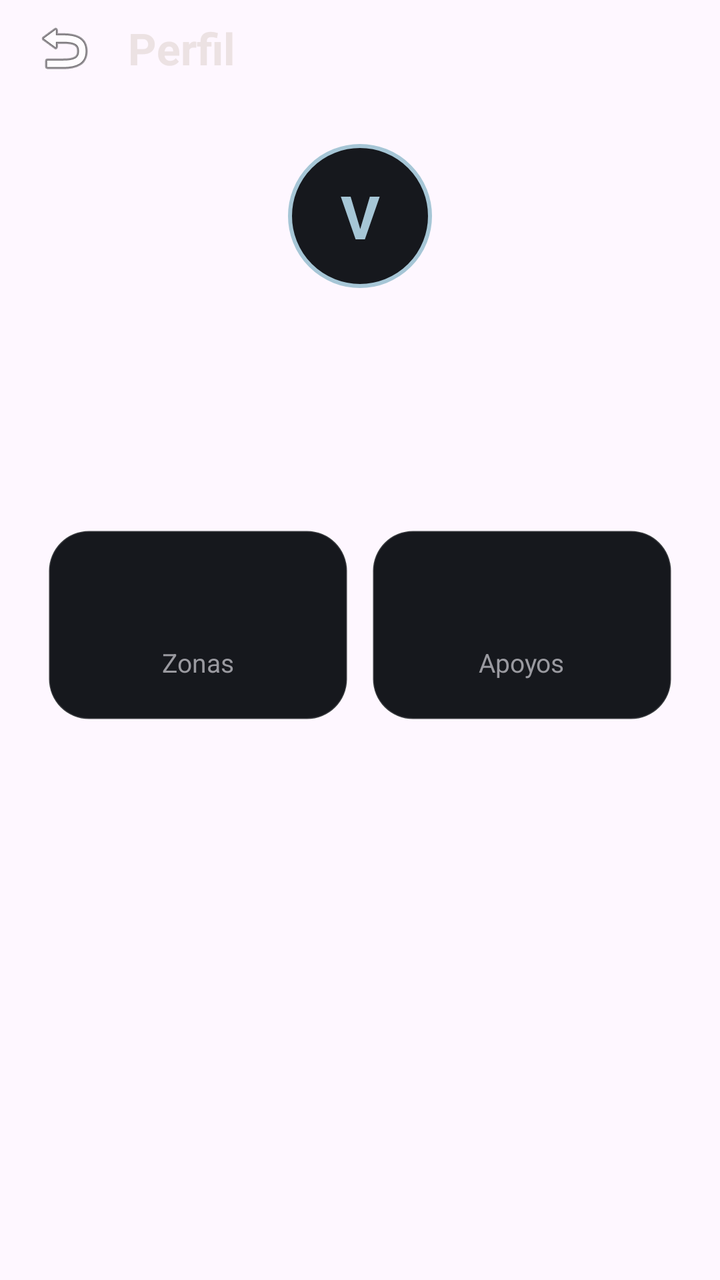
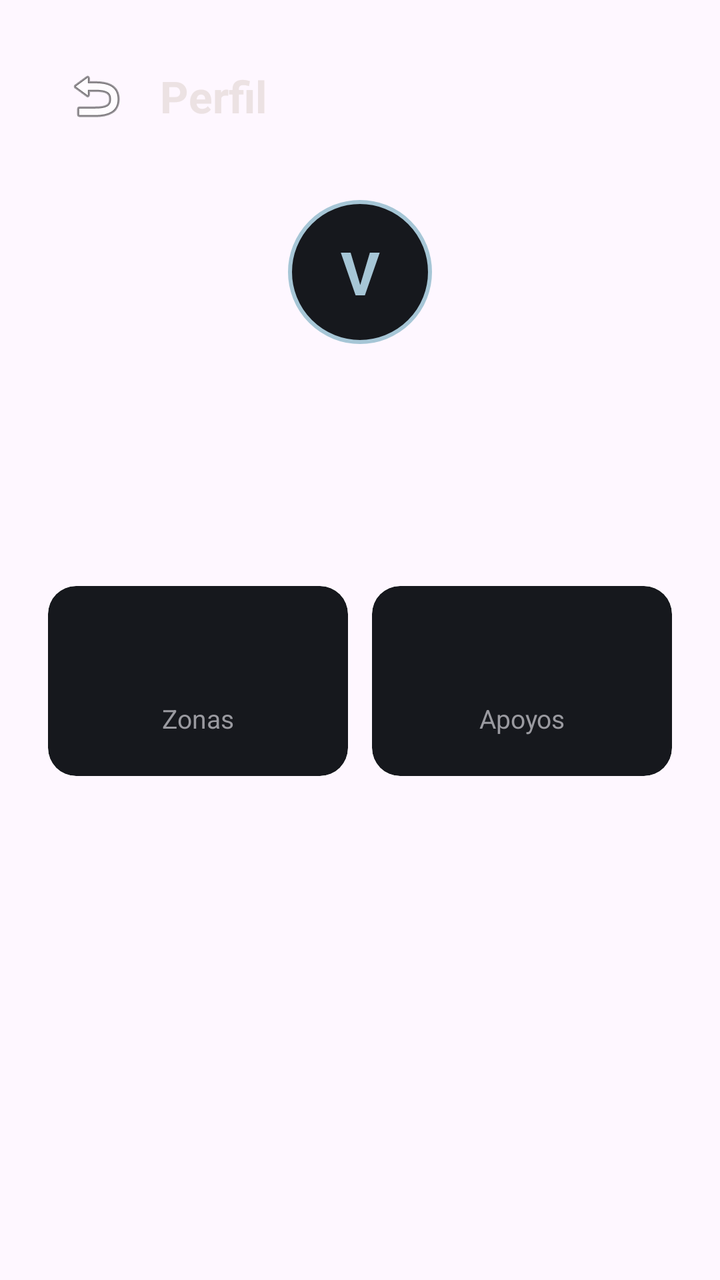

Two renders of the same Android screen: before a commit and after it. Below are the layout's source before the change and the commit's diff.
<!-- AndroidManifest.xml: application theme Theme.Android1 -->
<!-- res/layout/activity_perfil.xml -->
<?xml version="1.0" encoding="utf-8"?>
<LinearLayout xmlns:android="http://schemas.android.com/apk/res/android"
    android:layout_width="match_parent"
    android:layout_height="match_parent"
    android:orientation="vertical">

    <LinearLayout
        android:layout_width="match_parent"
        android:layout_height="wrap_content"
        android:gravity="center_vertical"
        android:orientation="horizontal"
        android:paddingStart="8dp"
        android:paddingEnd="16dp">

        <ImageButton
            android:id="@+id/botonVolver"
            android:layout_width="48dp"
            android:layout_height="48dp"
            android:background="?attr/selectableItemBackgroundBorderless"
            android:contentDescription="@string/volver"
            android:src="@android:drawable/ic_menu_revert" />

        <TextView
            android:layout_width="wrap_content"
            android:layout_height="wrap_content"
            android:layout_marginStart="8dp"
            android:text="@string/titulo_perfil"
            android:textColor="@color/textoPrimario"
            android:textSize="22sp"
            android:textStyle="bold" />

    </LinearLayout>

    <ScrollView
        android:layout_width="match_parent"
        android:layout_height="0dp"
        android:layout_weight="1">

        <LinearLayout
            android:layout_width="match_parent"
            android:layout_height="wrap_content"
            android:orientation="vertical"
            android:padding="24dp">

            <TextView
                android:layout_width="72dp"
                android:layout_height="72dp"
                android:layout_gravity="center_horizontal"
                android:background="@drawable/avatar_circulo"
                android:gravity="center"
                android:text="@string/perfil_inicial"
                android:textColor="@color/acentoCielo"
                android:textSize="30sp"
                android:textStyle="bold" />

            <TextView
                android:id="@+id/perfilNombre"
                android:layout_width="match_parent"
                android:layout_height="wrap_content"
                android:layout_marginTop="16dp"
                android:gravity="center"
                android:textColor="@color/textoPrimario"
                android:textSize="20sp"
                android:textStyle="bold" />

            <TextView
                android:id="@+id/perfilEmail"
                android:layout_width="match_parent"
                android:layout_height="wrap_content"
                android:layout_marginTop="4dp"
                android:gravity="center"
                android:textColor="@color/textoSecundario"
                android:textSize="14sp" />

            <TextView
                android:id="@+id/perfilRegion"
                android:layout_width="match_parent"
                android:layout_height="wrap_content"
                android:layout_marginTop="4dp"
                android:gravity="center"
                android:textColor="@color/textoSecundario"
                android:textSize="14sp" />

            <LinearLayout
                android:layout_width="match_parent"
                android:layout_height="wrap_content"
                android:layout_marginTop="32dp"
                android:orientation="horizontal">

                <LinearLayout
                    android:layout_width="0dp"
                    android:layout_height="wrap_content"
                    android:layout_weight="1"
                    android:background="@drawable/tarjeta_dato"
                    android:gravity="center"
                    android:orientation="vertical"
                    android:padding="20dp">

                    <TextView
                        android:id="@+id/perfilZonas"
                        android:layout_width="wrap_content"
                        android:layout_height="wrap_content"
                        android:textColor="@color/textoPrimario"
                        android:textSize="28sp"
                        android:textStyle="bold" />

                    <TextView
                        android:layout_width="wrap_content"
                        android:layout_height="wrap_content"
                        android:text="@string/perfil_zonas"
                        android:textColor="@color/textoSecundario"
                        android:textSize="13sp" />

                </LinearLayout>

                <LinearLayout
                    android:layout_width="0dp"
                    android:layout_height="wrap_content"
                    android:layout_marginStart="12dp"
                    android:layout_weight="1"
                    android:background="@drawable/tarjeta_dato"
                    android:gravity="center"
                    android:orientation="vertical"
                    android:padding="20dp">

                    <TextView
                        android:id="@+id/perfilApoyos"
                        android:layout_width="wrap_content"
                        android:layout_height="wrap_content"
                        android:textColor="@color/textoPrimario"
                        android:textSize="28sp"
                        android:textStyle="bold" />

                    <TextView
                        android:layout_width="wrap_content"
                        android:layout_height="wrap_content"
                        android:text="@string/perfil_apoyos"
                        android:textColor="@color/textoSecundario"
                        android:textSize="13sp" />

                </LinearLayout>

            </LinearLayout>

        </LinearLayout>

    </ScrollView>

</LinearLayout>
<!-- resources referenced by this layout -->
<resources>
  <color name="acentoCielo">#FFA6C6D6</color>
  <color name="textoPrimario">#FFECE2E3</color>
  <color name="textoSecundario">#FF9A9AA0</color>
  <!-- drawable avatar_circulo (drawable) -->
  <?xml version="1.0" encoding="utf-8"?>
  <shape xmlns:android="http://schemas.android.com/apk/res/android"
      android:shape="oval">
      <solid android:color="@color/fondoTarjeta" />
      <stroke
          android:width="2dp"
          android:color="@color/acentoCielo" />
  </shape>
  <!-- drawable tarjeta_dato (drawable) -->
  <?xml version="1.0" encoding="utf-8"?>
  <shape xmlns:android="http://schemas.android.com/apk/res/android"
      android:shape="rectangle">
      <solid android:color="@color/fondoTarjeta" />
      <corners android:radius="20dp" />
      <stroke
          android:width="1dp"
          android:color="@color/separador" />
  </shape>
  <string name="perfil_apoyos">Apoyos</string>
  <string name="perfil_inicial">V</string>
  <string name="perfil_zonas">Zonas</string>
  <string name="titulo_perfil">Perfil</string>
  <string name="volver">Volver</string>
  <style name="Theme.Android1" parent="Base.Theme.Android1" />
  <color name="fondoTarjeta">#FF16181D</color>
  <color name="separador">#26FFFFFF</color>
  <style name="Base.Theme.Android1" parent="Theme.Material3.DayNight.NoActionBar">
          
          
      </style>
</resources>

<!-- the commit's change to res/layout/activity_perfil.xml (unified diff, before → after) -->
@@ -1,16 +1,13 @@
 <?xml version="1.0" encoding="utf-8"?>
-<LinearLayout xmlns:android="http://schemas.android.com/apk/res/android"
+<ScrollView xmlns:android="http://schemas.android.com/apk/res/android"
     android:layout_width="match_parent"
-    android:layout_height="match_parent"
-    android:orientation="vertical">
+    android:layout_height="match_parent">
 
-    <LinearLayout
+    <androidx.constraintlayout.widget.ConstraintLayout
+        xmlns:app="http://schemas.android.com/apk/res-auto"
         android:layout_width="match_parent"
         android:layout_height="wrap_content"
-        android:gravity="center_vertical"
-        android:orientation="horizontal"
-        android:paddingStart="8dp"
-        android:paddingEnd="16dp">
+        android:padding="24dp">
 
         <ImageButton
             android:id="@+id/botonVolver"
@@ -18,132 +15,162 @@
             android:layout_height="48dp"
             android:background="?attr/selectableItemBackgroundBorderless"
             android:contentDescription="@string/volver"
-            android:src="@android:drawable/ic_menu_revert" />
+            android:src="@android:drawable/ic_menu_revert"
+            app:layout_constraintStart_toStartOf="parent"
+            app:layout_constraintTop_toTopOf="parent" />
 
         <TextView
+            android:id="@+id/tituloPerfil"
             android:layout_width="wrap_content"
             android:layout_height="wrap_content"
             android:layout_marginStart="8dp"
             android:text="@string/titulo_perfil"
             android:textColor="@color/textoPrimario"
             android:textSize="22sp"
-            android:textStyle="bold" />
+            android:textStyle="bold"
+            app:layout_constraintBottom_toBottomOf="@id/botonVolver"
+            app:layout_constraintStart_toEndOf="@id/botonVolver"
+            app:layout_constraintTop_toTopOf="@id/botonVolver" />
 
-    </LinearLayout>
+        <TextView
+            android:id="@+id/perfilAvatar"
+            android:layout_width="72dp"
+            android:layout_height="72dp"
+            android:layout_marginTop="28dp"
+            android:background="@drawable/avatar_circulo"
+            android:gravity="center"
+            android:text="@string/perfil_inicial"
+            android:textColor="@color/acentoCielo"
+            android:textSize="30sp"
+            android:textStyle="bold"
+            app:layout_constraintEnd_toEndOf="parent"
+            app:layout_constraintStart_toStartOf="parent"
+            app:layout_constraintTop_toBottomOf="@id/botonVolver" />
 
-    <ScrollView
-        android:layout_width="match_parent"
-        android:layout_height="0dp"
-        android:layout_weight="1">
+        <TextView
+            android:id="@+id/perfilNombre"
+            android:layout_width="0dp"
+            android:layout_height="wrap_content"
+            android:layout_marginTop="16dp"
+            android:gravity="center"
+            android:textColor="@color/textoPrimario"
+            android:textSize="20sp"
+            android:textStyle="bold"
+            app:layout_constraintEnd_toEndOf="parent"
+            app:layout_constraintStart_toStartOf="parent"
+            app:layout_constraintTop_toBottomOf="@id/perfilAvatar" />
 
-        <LinearLayout
-            android:layout_width="match_parent"
+        <TextView
+            android:id="@+id/perfilEmail"
+            android:layout_width="0dp"
             android:layout_height="wrap_content"
-            android:orientation="vertical"
-            android:padding="24dp">
+            android:layout_marginTop="4dp"
+            android:gravity="center"
+            android:textColor="@color/textoSecundario"
+            android:textSize="14sp"
+            app:layout_constraintEnd_toEndOf="parent"
+            app:layout_constraintStart_toStartOf="parent"
+            app:layout_constraintTop_toBottomOf="@id/perfilNombre" />
 
-            <TextView
-                android:layout_width="72dp"
-                android:layout_height="72dp"
-                android:layout_gravity="center_horizontal"
-                android:background="@drawable/avatar_circulo"
-                android:gravity="center"
-                android:text="@string/perfil_inicial"
-                android:textColor="@color/acentoCielo"
-                android:textSize="30sp"
-                android:textStyle="bold" />
+        <TextView
+            android:id="@+id/perfilRegion"
+            android:layout_width="0dp"
+            android:layout_height="wrap_content"
+            android:layout_marginTop="4dp"
+            android:gravity="center"
+            android:textColor="@color/textoSecundario"
+            android:textSize="14sp"
+            app:layout_constraintEnd_toEndOf="parent"
+            app:layout_constraintStart_toStartOf="parent"
+            app:layout_constraintTop_toBottomOf="@id/perfilEmail" />
 
-            <TextView
-                android:id="@+id/perfilNombre"
+        <androidx.cardview.widget.CardView
+            android:id="@+id/tarjetaZonas"
+            android:layout_width="0dp"
+            android:layout_height="wrap_content"
+            android:layout_marginTop="32dp"
+            android:layout_marginEnd="6dp"
+            app:cardBackgroundColor="@color/fondoTarjeta"
+            app:cardCornerRadius="14dp"
+            app:cardElevation="0dp"
+            app:layout_constraintEnd_toStartOf="@id/tarjetaApoyos"
+            app:layout_constraintStart_toStartOf="parent"
+            app:layout_constraintTop_toBottomOf="@id/perfilRegion">
+
+            <androidx.constraintlayout.widget.ConstraintLayout
                 android:layout_width="match_parent"
                 android:layout_height="wrap_content"
-                android:layout_marginTop="16dp"
-                android:gravity="center"
-                android:textColor="@color/textoPrimario"
-                android:textSize="20sp"
-                android:textStyle="bold" />
+                android:padding="20dp">
 
-            <TextView
-                android:id="@+id/perfilEmail"
+                <TextView
+                    android:id="@+id/perfilZonas"
+                    android:layout_width="wrap_content"
+                    android:layout_height="wrap_content"
+                    android:textColor="@color/textoPrimario"
+                    android:textSize="28sp"
+                    android:textStyle="bold"
+                    app:layout_constraintEnd_toEndOf="parent"
+                    app:layout_constraintStart_toStartOf="parent"
+                    app:layout_constraintTop_toTopOf="parent" />
+
+                <TextView
+                    android:id="@+id/perfilZonasRotulo"
+                    android:layout_width="wrap_content"
+                    android:layout_height="wrap_content"
+                    android:text="@string/perfil_zonas"
+                    android:textColor="@color/textoSecundario"
+                    android:textSize="13sp"
+                    app:layout_constraintEnd_toEndOf="parent"
+                    app:layout_constraintStart_toStartOf="parent"
+                    app:layout_constraintTop_toBottomOf="@id/perfilZonas" />
+
+            </androidx.constraintlayout.widget.ConstraintLayout>
+
+        </androidx.cardview.widget.CardView>
+
+        <androidx.cardview.widget.CardView
+            android:id="@+id/tarjetaApoyos"
+            android:layout_width="0dp"
+            android:layout_height="wrap_content"
+            android:layout_marginStart="6dp"
+            app:cardBackgroundColor="@color/fondoTarjeta"
+            app:cardCornerRadius="14dp"
+            app:cardElevation="0dp"
+            app:layout_constraintEnd_toEndOf="parent"
+            app:layout_constraintStart_toEndOf="@id/tarjetaZonas"
+            app:layout_constraintTop_toTopOf="@id/tarjetaZonas">
+
+            <androidx.constraintlayout.widget.ConstraintLayout
                 android:layout_width="match_parent"
                 android:layout_height="wrap_content"
-                android:layout_marginTop="4dp"
-                android:gravity="center"
-                android:textColor="@color/textoSecundario"
-                android:textSize="14sp" />
+                android:padding="20dp">
 
-            <TextView
-                android:id="@+id/perfilRegion"
-                android:layout_width="match_parent"
-                android:layout_height="wrap_content"
-                android:layout_marginTop="4dp"
-                android:gravity="center"
-                android:textColor="@color/textoSecundario"
-                android:textSize="14sp" />
+                <TextView
+                    android:id="@+id/perfilApoyos"
+                    android:layout_width="wrap_content"
+                    android:layout_height="wrap_content"
+                    android:textColor="@color/textoPrimario"
+                    android:textSize="28sp"
+                    android:textStyle="bold"
+                    app:layout_constraintEnd_toEndOf="parent"
+                    app:layout_constraintStart_toStartOf="parent"
+                    app:layout_constraintTop_toTopOf="parent" />
 
-            <LinearLayout
-                android:layout_width="match_parent"
-                android:layout_height="wrap_content"
-                android:layout_marginTop="32dp"
-                android:orientation="horizontal">
+                <TextView
+                    android:id="@+id/perfilApoyosRotulo"
+                    android:layout_width="wrap_content"
+                    android:layout_height="wrap_content"
+                    android:text="@string/perfil_apoyos"
+                    android:textColor="@color/textoSecundario"
+                    android:textSize="13sp"
+                    app:layout_constraintEnd_toEndOf="parent"
+                    app:layout_constraintStart_toStartOf="parent"
+                    app:layout_constraintTop_toBottomOf="@id/perfilApoyos" />
 
-                <LinearLayout
-                    android:layout_width="0dp"
-                    android:layout_height="wrap_content"
-                    android:layout_weight="1"
-                    android:background="@drawable/tarjeta_dato"
-                    android:gravity="center"
-                    android:orientation="vertical"
-                    android:padding="20dp">
+            </androidx.constraintlayout.widget.ConstraintLayout>
 
-                    <TextView
-                        android:id="@+id/perfilZonas"
-                        android:layout_width="wrap_content"
-                        android:layout_height="wrap_content"
-                        android:textColor="@color/textoPrimario"
-                        android:textSize="28sp"
-                        android:textStyle="bold" />
+        </androidx.cardview.widget.CardView>
 
-                    <TextView
-                        android:layout_width="wrap_content"
-                        android:layout_height="wrap_content"
-                        android:text="@string/perfil_zonas"
-                        android:textColor="@color/textoSecundario"
-                        android:textSize="13sp" />
+    </androidx.constraintlayout.widget.ConstraintLayout>
 
-                </LinearLayout>
-
-                <LinearLayout
-                    android:layout_width="0dp"
-                    android:layout_height="wrap_content"
-                    android:layout_marginStart="12dp"
-                    android:layout_weight="1"
-                    android:background="@drawable/tarjeta_dato"
-                    android:gravity="center"
-                    android:orientation="vertical"
-                    android:padding="20dp">
-
-                    <TextView
-                        android:id="@+id/perfilApoyos"
-                        android:layout_width="wrap_content"
-                        android:layout_height="wrap_content"
-                        android:textColor="@color/textoPrimario"
-                        android:textSize="28sp"
-                        android:textStyle="bold" />
-
-                    <TextView
-                        android:layout_width="wrap_content"
-                        android:layout_height="wrap_content"
-                        android:text="@string/perfil_apoyos"
-                        android:textColor="@color/textoSecundario"
-                        android:textSize="13sp" />
-
-                </LinearLayout>
-
-            </LinearLayout>
-
-        </LinearLayout>
-
-    </ScrollView>
-
-</LinearLayout>
+</ScrollView>
<!-- resource entries referenced after the edit -->
@@ -12,16 +12,6 @@
           android:width="2dp"
           android:color="@color/acentoCielo" />
   </shape>
-  <!-- drawable tarjeta_dato (drawable) -->
-  <?xml version="1.0" encoding="utf-8"?>
-  <shape xmlns:android="http://schemas.android.com/apk/res/android"
-      android:shape="rectangle">
-      <solid android:color="@color/fondoTarjeta" />
-      <corners android:radius="20dp" />
-      <stroke
-          android:width="1dp"
-          android:color="@color/separador" />
-  </shape>
   <string name="perfil_apoyos">Apoyos</string>
   <string name="perfil_inicial">V</string>
   <string name="perfil_zonas">Zonas</string>
@@ -29,7 +19,6 @@
   <string name="volver">Volver</string>
   <style name="Theme.Android1" parent="Base.Theme.Android1" />
   <color name="fondoTarjeta">#FF16181D</color>
-  <color name="separador">#26FFFFFF</color>
   <style name="Base.Theme.Android1" parent="Theme.Material3.DayNight.NoActionBar">
           
           
